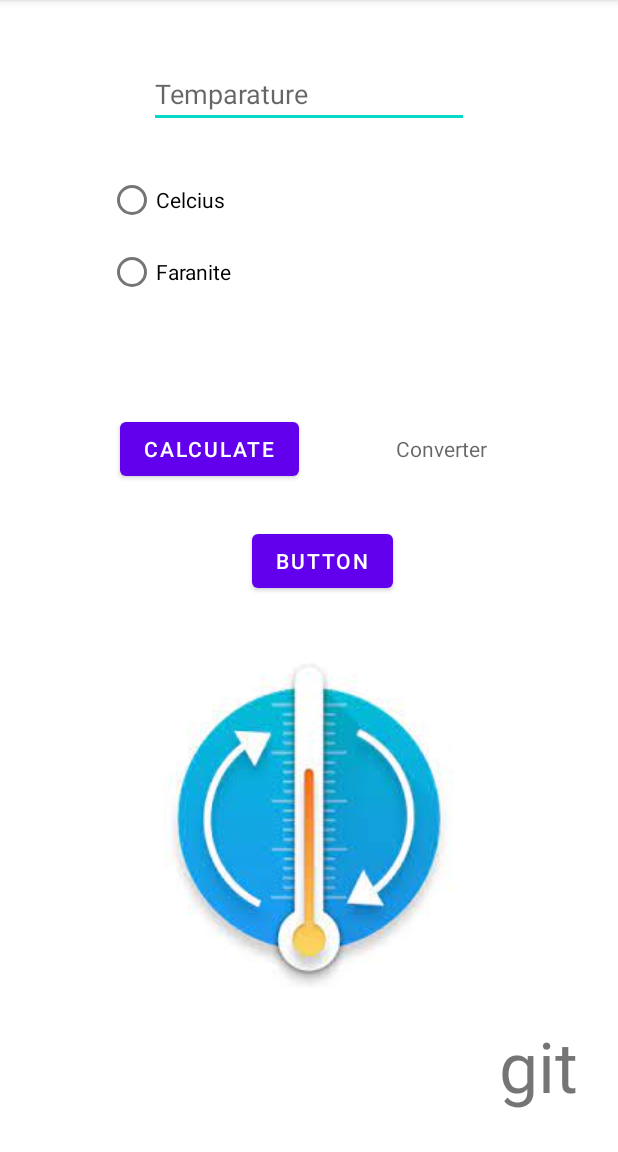
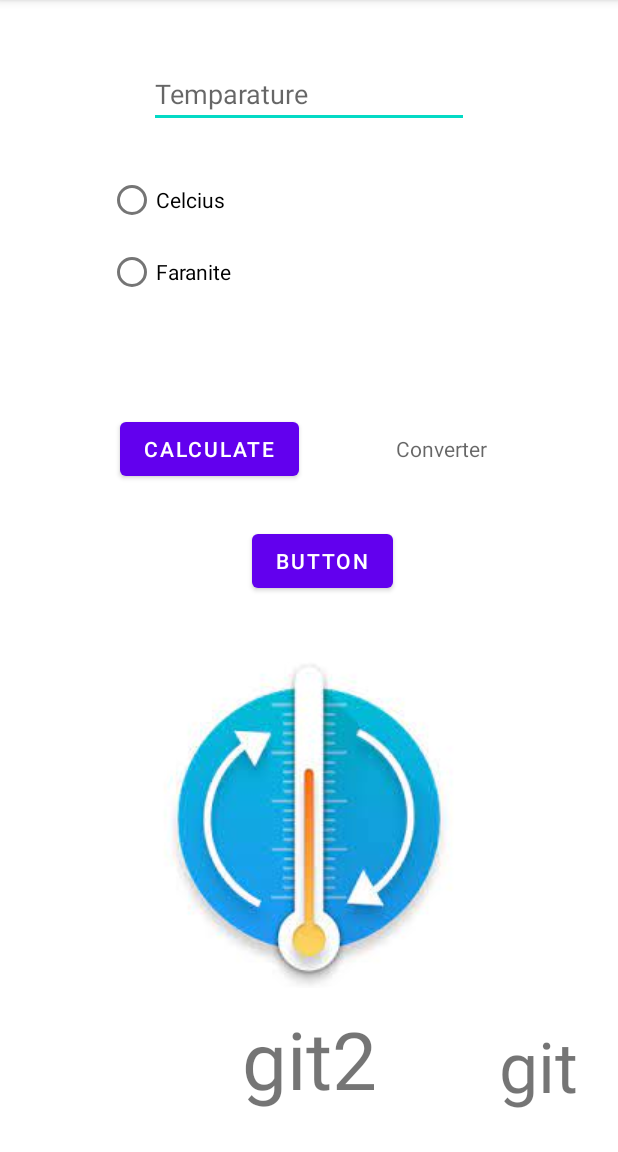
Before and after one commit to ks-nishan/Temperature_Calculator, an Android app: the screen it shows after launch (MainActivity), on a phone screen of 412 x 824 dp, the part 84-1236 px from its top. Run offline under Robolectric (Android 15) with nearby library versions, the phone set to English and light mode, and no system bars.

Commit message:
git2 text added

```diff
--- a/app/src/main/res/layout/activity_main.xml
+++ b/app/src/main/res/layout/activity_main.xml
@@ -91,13 +91,24 @@
         app:layout_constraintTop_toTopOf="parent" />
 
     <TextView
+        android:id="@+id/textView"
         android:layout_width="wrap_content"
         android:layout_height="wrap_content"
+        android:layout_marginRight="40px"
         android:layout_marginBottom="40px"
-        android:layout_marginRight="40px"
         android:text="git"
         android:textSize="70px"
         app:layout_constraintBottom_toBottomOf="parent"
         app:layout_constraintEnd_toEndOf="parent" />
 
+    <TextView
+        android:layout_width="wrap_content"
+        android:layout_height="wrap_content"
+        android:layout_marginBottom="40px"
+        android:text="git2"
+        android:textSize="80px"
+        app:layout_constraintBottom_toBottomOf="parent"
+        app:layout_constraintEnd_toEndOf="parent"
+        app:layout_constraintStart_toStartOf="parent" />
+
 </androidx.constraintlayout.widget.ConstraintLayout>
```
